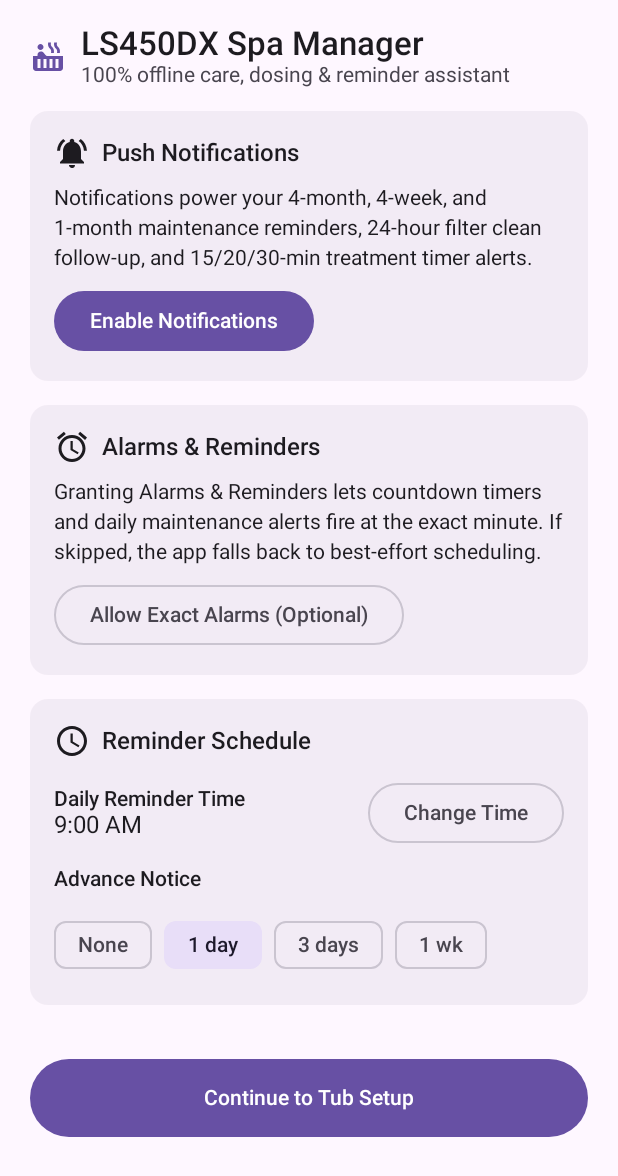
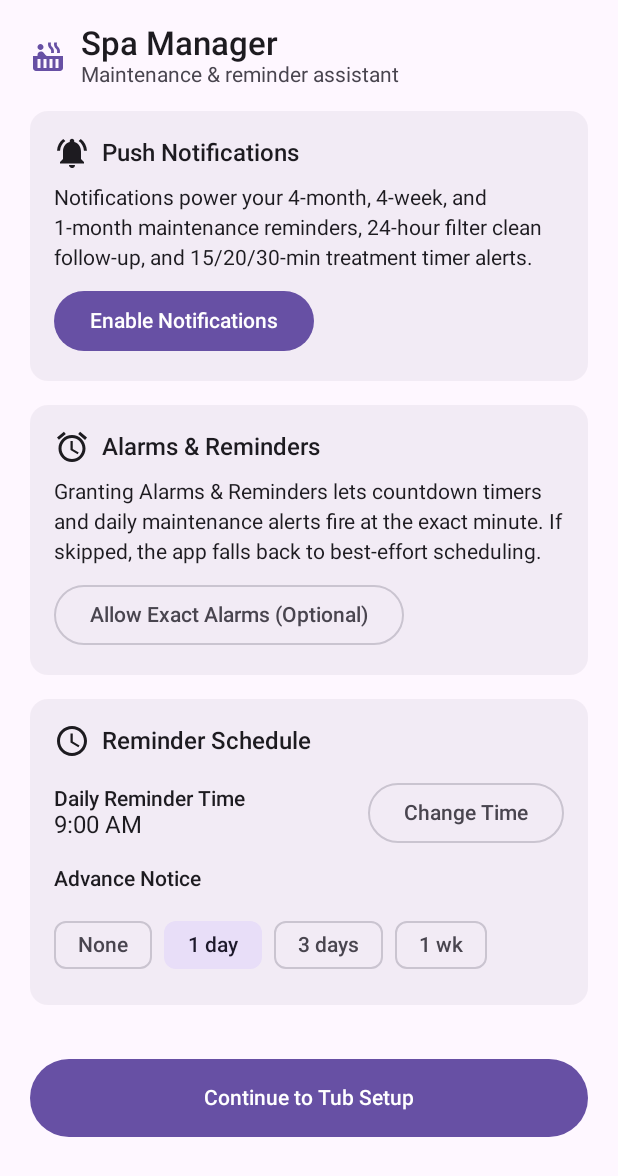
Before and after one commit to wtesler/HotTubManager, an Android app built with Jetpack Compose: the @Preview function OnboardingStep0Preview, on a phone screen of 412 x 824 dp. Shown: the top 1176 px of the screen. Run offline under Robolectric (Android 15) with nearby library versions, the phone set to English and light mode, and no system bars; missing, so only their content is drawn: CompositionLocalProvider; 1 statement that could not run was skipped.

Commit message:
Update some copy

```diff
--- a/app/src/main/java/tesler/will/hottubmanager/ui/onboarding/OnboardingScreen.kt
+++ b/app/src/main/java/tesler/will/hottubmanager/ui/onboarding/OnboardingScreen.kt
@@ -184,11 +184,11 @@ fun OnboardingScreenContent(
                 Spacer(Modifier.width(10.dp))
                 Column {
                     Text(
-                        text = "LS450DX Spa Manager",
+                        text = "Spa Manager",
                         style = MaterialTheme.typography.headlineSmall
                     )
                     Text(
-                        text = "100% offline care, dosing & reminder assistant",
+                        text = "Maintenance & reminder assistant",
                         style = MaterialTheme.typography.bodyMedium,
                         color = MaterialTheme.colorScheme.onSurfaceVariant
                     )
```
